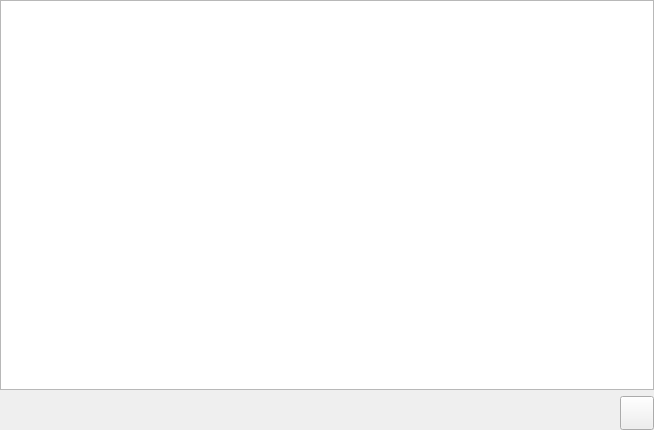
Qt form trunk/Widgets/Rundown/RundownWidget.ui (cambell-prince/casparcg-client) before a commit.
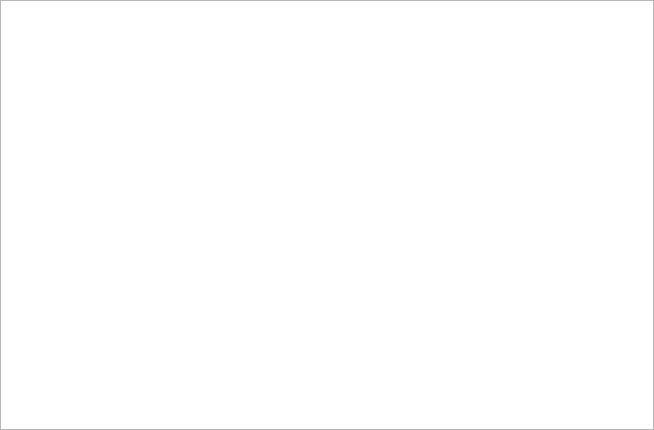
The same form after that commit. Icons and pictures are not drawn.

Diff of the .ui file:
```diff
--- a/trunk/Widgets/Rundown/RundownWidget.ui
+++ b/trunk/Widgets/Rundown/RundownWidget.ui
@@ -59,59 +59,6 @@
      </column>
     </widget>
    </item>
-   <item>
-    <spacer name="verticalSpacer">
-     <property name="orientation">
-      <enum>Qt::Vertical</enum>
-     </property>
-     <property name="sizeType">
-      <enum>QSizePolicy::Fixed</enum>
-     </property>
-     <property name="sizeHint" stdset="0">
-      <size>
-       <width>20</width>
-       <height>6</height>
-      </size>
-     </property>
-    </spacer>
-   </item>
-   <item>
-    <layout class="QHBoxLayout" name="horizontalLayoutMasterVolume">
-     <item>
-      <spacer name="horizontalSpacerMasterVolume">
-       <property name="orientation">
-        <enum>Qt::Horizontal</enum>
-       </property>
-       <property name="sizeHint" stdset="0">
-        <size>
-         <width>40</width>
-         <height>20</height>
-        </size>
-       </property>
-      </spacer>
-     </item>
-     <item>
-      <widget class="QToolButton" name="toolButtonMasterVolume">
-       <property name="minimumSize">
-        <size>
-         <width>34</width>
-         <height>34</height>
-        </size>
-       </property>
-       <property name="maximumSize">
-        <size>
-         <width>34</width>
-         <height>34</height>
-        </size>
-       </property>
-       <property name="icon">
-        <iconset resource="../Resource.qrc">
-         <normaloff>:/Graphics/Images/MasterVolumeOn.png</normaloff>:/Graphics/Images/MasterVolumeOn.png</iconset>
-       </property>
-      </widget>
-     </item>
-    </layout>
-   </item>
   </layout>
  </widget>
  <resources>
```
Left out of the diff: 21 changed lines with no effect on the pictures.
